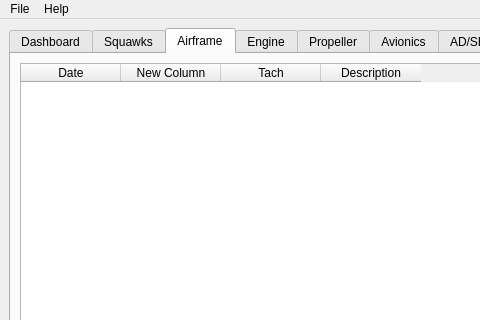
Before: the Qt Designer form interfaces/form.ui in Shadowist/aircraft_mx_tracker, drawn with Qt 5; both pictures show x 0 to 480 and y 0 to 320 of the 800 by 600 pixel window.
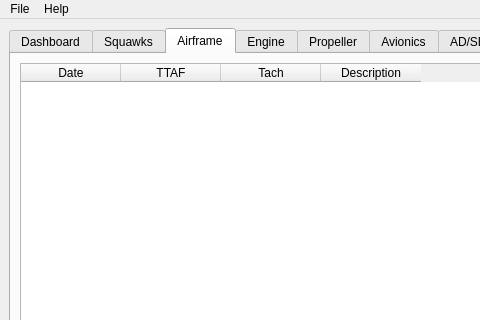
After: the same form once the commit is applied.

Patch:
```diff
--- a/interfaces/form.ui
+++ b/interfaces/form.ui
@@ -45,7 +45,7 @@
           </column>
           <column>
            <property name="text">
-            <string>New Column</string>
+            <string>TTAF</string>
            </property>
           </column>
           <column>
```
Left out of the diff: 6 changed lines with no effect on the pictures.
